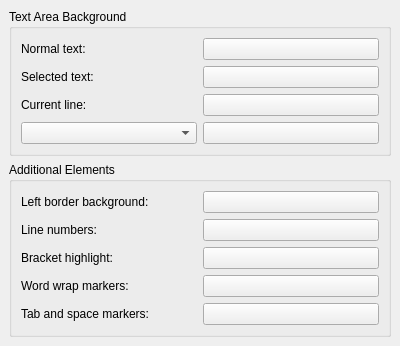
Qt form part/dialogs/schemaconfigcolortab.ui (KDE/kate) before a commit.
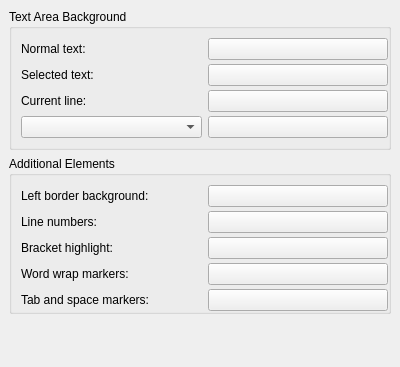
The same form after that commit. Custom widgets are drawn as their Qt base class.

Commit message: use 0 bottim margins and 4px spacing to get smaller height for the whole kwrite/kate config dialog. this makes it usable on netbooks

Patch:
```diff
--- a/part/dialogs/schemaconfigcolortab.ui
+++ b/part/dialogs/schemaconfigcolortab.ui
@@ -6,16 +6,25 @@
     <x>0</x>
     <y>0</y>
     <width>400</width>
-    <height>300</height>
+    <height>367</height>
    </rect>
   </property>
   <layout class="QVBoxLayout" >
-   <property name="margin" >
-    <number>9</number>
-   </property>
    <property name="spacing" >
     <number>6</number>
    </property>
+   <property name="leftMargin" >
+    <number>9</number>
+   </property>
+   <property name="topMargin" >
+    <number>9</number>
+   </property>
+   <property name="rightMargin" >
+    <number>9</number>
+   </property>
+   <property name="bottomMargin" >
+    <number>0</number>
+   </property>
    <item>
     <widget class="QGroupBox" name="groupBox" >
      <property name="title" >
@@ -25,12 +34,24 @@
       <bool>true</bool>
      </property>
      <layout class="QGridLayout" >
-      <property name="margin" >
+      <property name="leftMargin" >
        <number>9</number>
       </property>
-      <property name="spacing" >
+      <property name="topMargin" >
+       <number>9</number>
+      </property>
+      <property name="rightMargin" >
+       <number>0</number>
+      </property>
+      <property name="bottomMargin" >
+       <number>9</number>
+      </property>
+      <property name="horizontalSpacing" >
        <number>6</number>
       </property>
+      <property name="verticalSpacing" >
+       <number>4</number>
+      </property>
       <item row="3" column="1" >
        <widget class="KColorButton" name="markers" >
         <property name="whatsThis" >
@@ -99,12 +120,24 @@
       <bool>true</bool>
      </property>
      <layout class="QGridLayout" >
-      <property name="margin" >
+      <property name="leftMargin" >
        <number>9</number>
       </property>
-      <property name="spacing" >
+      <property name="topMargin" >
+       <number>9</number>
+      </property>
+      <property name="rightMargin" >
+       <number>0</number>
+      </property>
+      <property name="bottomMargin" >
+       <number>0</number>
+      </property>
+      <property name="horizontalSpacing" >
        <number>6</number>
       </property>
+      <property name="verticalSpacing" >
+       <number>4</number>
+      </property>
       <item row="4" column="1" >
        <widget class="KColorButton" name="tmarker" >
         <property name="whatsThis" >
```
Left out of the diff: 2 changed lines with no effect on the pictures.
